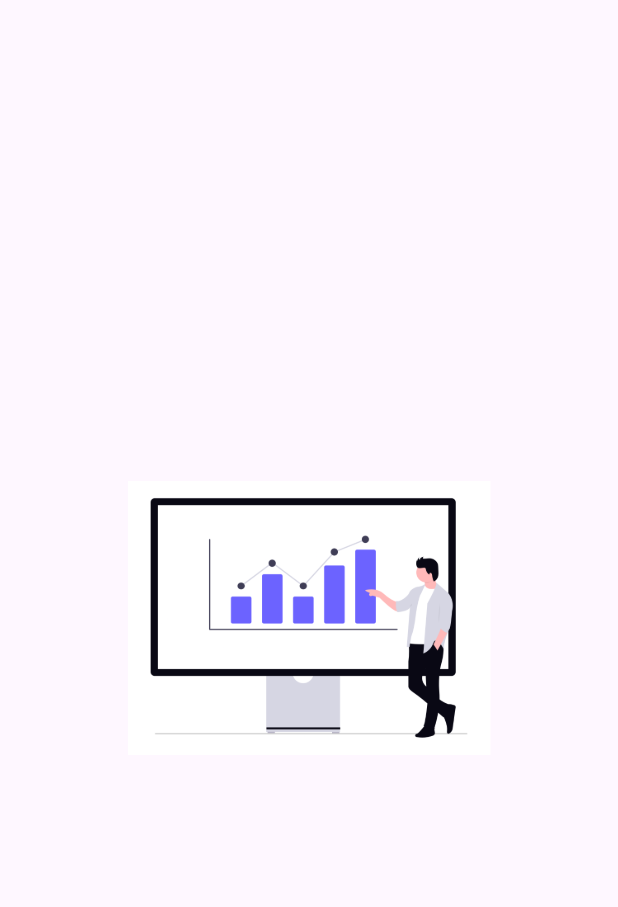
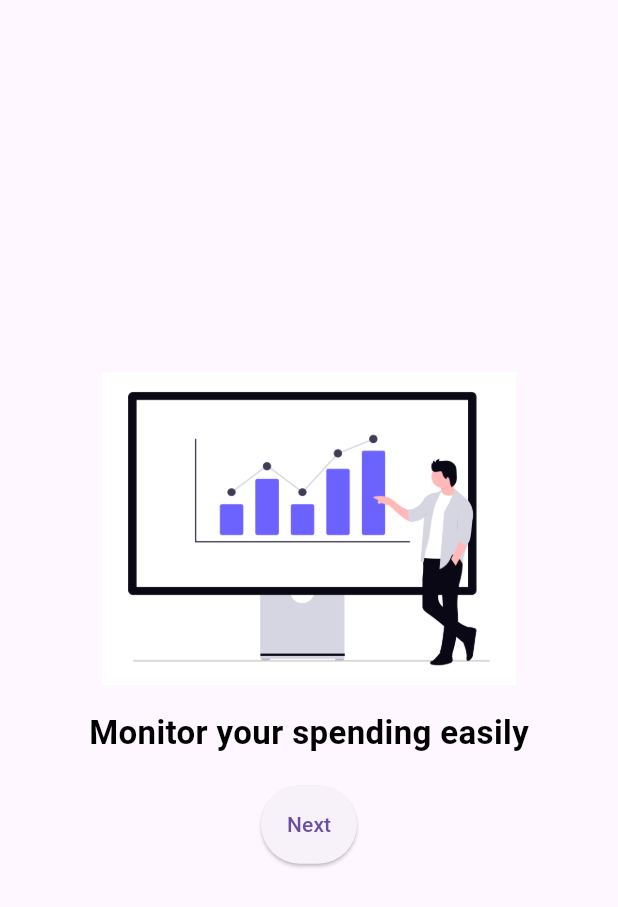
Before and after one commit to leofab/fisca, a Flutter app: the screen it shows after launch, on a phone screen of 412 x 824 dp. Shown: the top 907 px of the screen. Run offline on Flutter 3.47's test engine with Material 3 defaults, Android fonts, the phone set to English and light mode, and no system bars.

Commit message:
add theme.dart to utils and better ui without carouselview

```diff
--- a/lib/main.dart
+++ b/lib/main.dart
@@ -1,5 +1,6 @@
 import 'package:flutter/material.dart';
 import './screens/onboarding/onboarding_screen.dart';
+import 'utils/theme.dart';
 
 void main() {
   runApp(const MainApp());
@@ -19,6 +20,7 @@ class _MainAppState extends State<MainApp> {
   @override
   Widget build(BuildContext context) {
     return MaterialApp(
+      theme: appTheme,
       home: Scaffold(
         body: _screens[_currentIndex],
       ),
--- a/lib/screens/onboarding/onboarding_screen.dart
+++ b/lib/screens/onboarding/onboarding_screen.dart
@@ -8,24 +8,75 @@ class OnboardingScreen extends StatefulWidget {
 }
 
 class _OnboardingScreenState extends State<OnboardingScreen> {
+  int _currentPageIndex = 0;
+
+  final List<Widget> _pages = [
+    _buildCarouselItem('assets/1.png', 'Monitor your spending easily'),
+    _buildCarouselItem('assets/2.png', 'Plan your finances effectively'),
+    _buildCarouselItem('assets/3.png', 'Scan receipts instantly'),
+  ];
+
+  void _goToNextPage() {
+    setState(() {
+      if (_currentPageIndex < _pages.length - 1) {
+        _currentPageIndex++;
+      }
+    });
+  }
+
   @override
   Widget build(BuildContext context) {
     return Scaffold(
       body: Center(
-        child: ConstrainedBox(
-          constraints: const BoxConstraints(maxWidth: 250, maxHeight: 250),
-          child: CarouselView(
-            itemExtent: 350,
-            itemSnapping: true,
-            scrollDirection: Axis.horizontal,
-            children: [
-              Hero(tag: '1', child: Image.asset('assets/1.png')),
-              Hero(tag: '2', child: Image.asset('assets/2.png')),
-              Hero(tag: '3', child: Image.asset('assets/3.png')),
-            ],
-          ),
+        child: Column(
+          mainAxisAlignment: MainAxisAlignment.center,
+          children: [
+            _pages[_currentPageIndex],
+            const SizedBox(height: 20),
+            if (_currentPageIndex < _pages.length - 1)
+              ElevatedButton(
+                onPressed: _goToNextPage,
+                child: const Text('Next'),
+              ),
+            if (_currentPageIndex == _pages.length - 1)
+              ElevatedButton(
+                onPressed: () {},
+                child: const Text('Start'),
+              ),
+          ],
         ),
       ),
     );
   }
+
+  static Widget _buildCarouselItem(String imagePath, String text) {
+    return LayoutBuilder(
+      builder: (context, constraints) {
+        return Column(
+          mainAxisAlignment: MainAxisAlignment.center,
+          children: [
+            SizedBox(
+              width: constraints.maxWidth * 0.9,
+              child: AspectRatio(
+                aspectRatio: 16 / 9,
+                child: Image.asset(
+                  imagePath,
+                  fit: BoxFit.contain,
+                ),
+              ),
+            ),
+            const SizedBox(height: 16),
+            Text(
+              text,
+              style: const TextStyle(
+                fontSize: 22,
+                fontWeight: FontWeight.bold,
+                color: Colors.black,
+              ),
+            ),
+          ],
+        );
+      },
+    );
+  }
 }
--- /dev/null
+++ b/lib/utils/theme.dart
@@ -0,0 +1,11 @@
+import 'package:flutter/material.dart';
+
+final appTheme = ThemeData(
+  primaryColor: Colors.blue.shade800,
+  fontFamily: 'Roboto',
+  elevatedButtonTheme: ElevatedButtonThemeData(
+    style: ElevatedButton.styleFrom(
+      padding: const EdgeInsets.symmetric(vertical: 16),
+    ),
+  ),
+);
```
